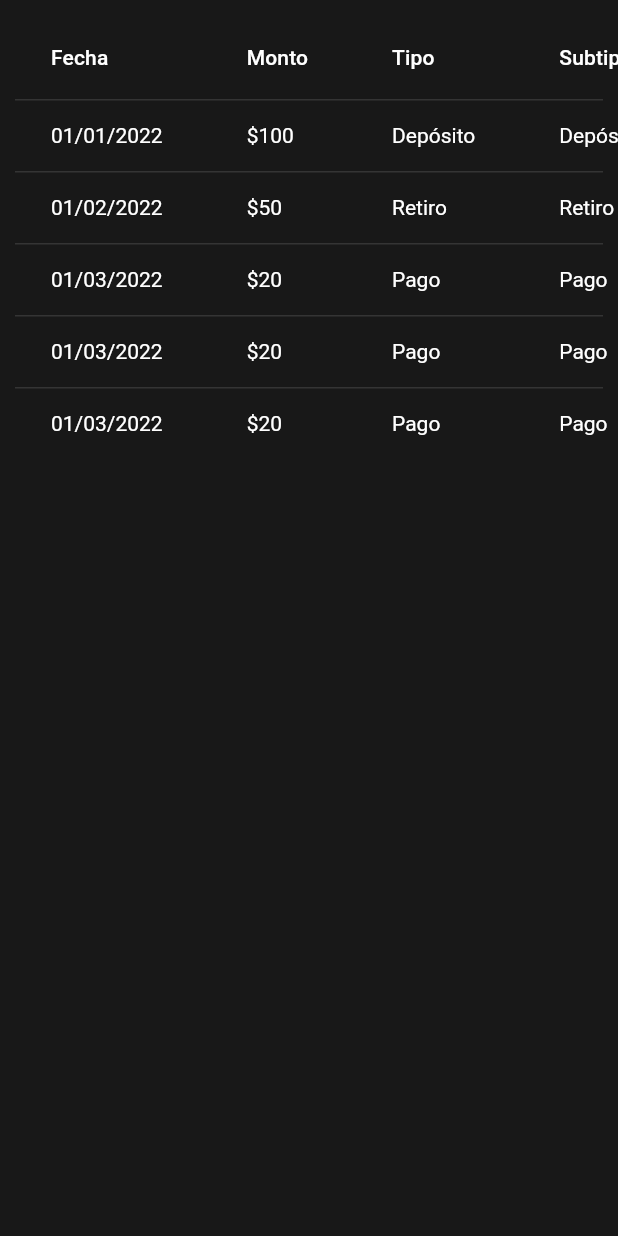
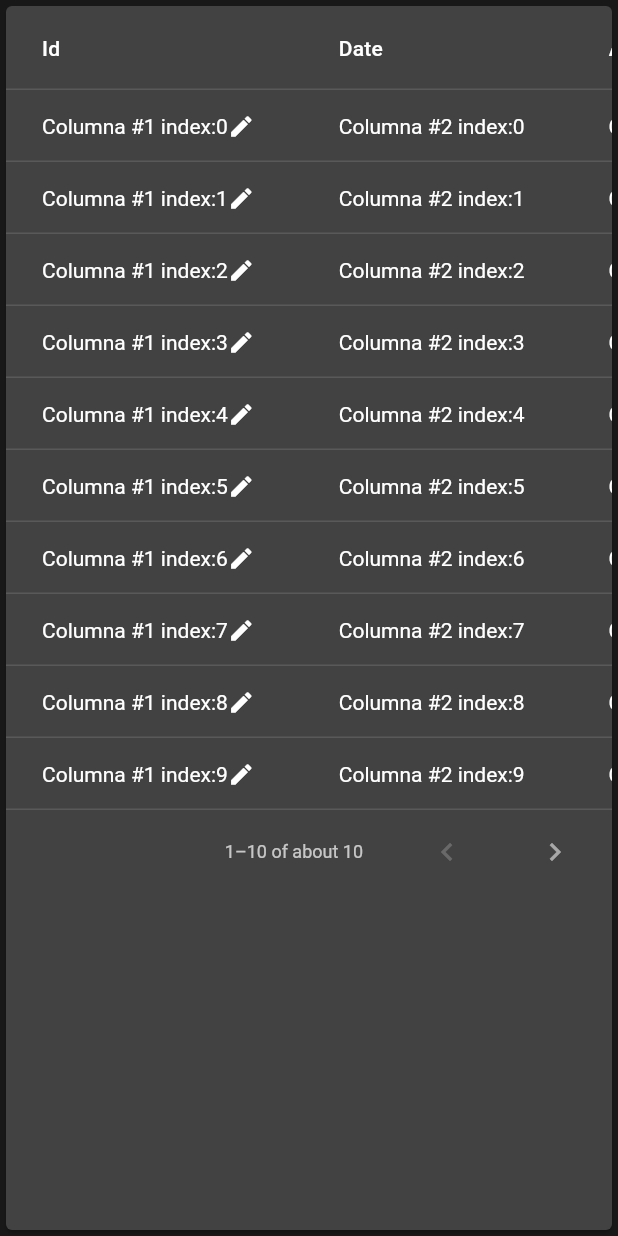
Before and after one commit to CasaGrande34/finance_app, a Flutter app: the TablaBody widget shown alone on an empty page, opened directly, on a phone screen of 412 x 824 dp. Run offline on Flutter 3.47's test engine with Material 2 defaults, Android fonts, the phone set to English and light mode, and no system bars; our stand-ins replace carousel_slider, cloud_firestore, email_validator, firebase_core, fluro, font_awesome_flutter and 5 more; accounts and stored records are empty.

Commit message:
acomode la parte de expenses y quitamos el ViewExpandedMenu

```diff
--- a/lib/datatables/expenses_datasource.dart
+++ b/lib/datatables/expenses_datasource.dart
@@ -5,7 +5,6 @@ import 'package:flutter/material.dart';
 //file addresses
 
 class ExpensesDTS extends DataTableSource {
-
   // List<Expenses> expenses;
   // ExpensesDTS({
   //   required this.expenses,
@@ -13,29 +12,14 @@ class ExpensesDTS extends DataTableSource {
 
   @override
   DataRow? getRow(int index) {
-
-
-    return DataRow.byIndex(
-      index: index,
-      cells: [
-
-        // DataCell( Text(expenses[index].account) ),
-        const DataCell( Text('account') ),
-        DataCell( Text('Cell #3 index:$index') ),
-        DataCell( Text('Cell #4 index:$index') ),
-        DataCell( Text('Cell #5 index:$index') ),
-        DataCell( Text('Cell #5 index:$index') ),
-        // DataCell( Text('Cell #5 index:$index') ),
-        // DataCell( Text('Cell #5 index:$index') ),
-        // DataCell( Text('Cell #5 index:$index') ),
-        // DataCell( Text('Cell #5 index:$index') ),
-        // DataCell( Text('Cell #5 index:$index') ),
-        // DataCell( Text('Cell #5 index:$index') ),
-        // DataCell( Text('Cell #5 index:$index') ),
-        // DataCell( Text('Cell #5 index:$index') ),
-
-      ]
-    );
+    return DataRow.byIndex(index: index, cells: [
+      DataCell(Text('Columna #1 index:$index'), showEditIcon: true),
+      DataCell(Text('Columna #2 index:$index')),
+      DataCell(Text('Columna #3 index:$index')),
+      DataCell(Text('Columna #4 index:$index')),
+      DataCell(Text('Columna #5 index:$index')),
+      DataCell(Text('Columna #6 index:$index')),
+    ]);
   }
 
   @override
@@ -46,6 +30,4 @@ class ExpensesDTS extends DataTableSource {
 
   @override
   int get selectedRowCount => 0;
-
-
 }
--- a/lib/ui/expenses_layout/web/expenses_view.dart
+++ b/lib/ui/expenses_layout/web/expenses_view.dart
@@ -1,12 +1,8 @@
+import 'package:finance_app/datatables/expenses_datasource.dart';
 import 'package:flutter/material.dart';
 
 //file addresses
-import '../../../utils/colors_app.dart';
 import '../../../utils/navbar/navbar_custom.dart';
-import '../../../utils/fonts_custom.dart';
-import '../components/container_datatable.dart';
-import 'package:finance_app/utils/add_space.dart';
-import 'package:finance_app/utils/padding_custom.dart';
 import '../../home_layout/components/sidemenu/side_menu.dart';
 
 class ExpensesView extends StatelessWidget {
@@ -23,7 +19,10 @@ class ExpensesView extends StatelessWidget {
           const SideMenu(),
           Expanded(
             child: Column(
-              children: [NavBarCustom(), TablaBody()],
+              children: const [
+                NavBarCustom(),
+                TablaBody(),
+              ],
             ),
           )
         ],
@@ -32,99 +31,23 @@ class ExpensesView extends StatelessWidget {
   }
 }
 
-class TablaBody extends StatelessWidget {
-  const TablaBody({
-    super.key,
-  });
+class TablaBody extends StatefulWidget {
+  const TablaBody({super.key});
 
   @override
+  State<TablaBody> createState() => _TablaBodyState();
+}
+
+class _TablaBodyState extends State<TablaBody> {
+  @override
   Widget build(BuildContext context) {
-    final h = MediaQuery.of(context).size.height;
-    final w = MediaQuery.of(context).size.width;
-    return Container(
-      decoration: BoxDecoration(
-        borderRadius: BorderRadius.circular(12),
-        color: ColorsApp.negroOscuro,
-      ),
-      margin: EdgeInsets.all(padding4),
-      height: h,
-      width: w,
-      child: DataTable(
-        columns: const [
-          DataColumn(
-              label: Text(
-            'Fecha',
-            style: TextStyle(color: Colors.white),
-          )),
-          DataColumn(
-              label: Text(
-            'Monto',
-            style: TextStyle(color: Colors.white),
-          )),
-          DataColumn(
-              label: Text(
-            'Tipo',
-            style: TextStyle(color: Colors.white),
-          )),
-          DataColumn(
-              label: Text(
-            'Subtipo',
-            style: TextStyle(color: Colors.white),
-          )),
-          DataColumn(
-              label: Text(
-            'Categoria',
-            style: TextStyle(color: Colors.white),
-          )),
-        ],
-        rows: [
-          DataRow(
-            cells: [
-              DataCell(Text('01/01/2022')),
-              DataCell(Text('\$100')),
-              DataCell(Text('Depósito')),
-              DataCell(Text('Depósito')),
-              DataCell(Text('Depósito')),
-            ],
-          ),
-          DataRow(
-            cells: [
-              DataCell(Text('01/02/2022')),
-              DataCell(Text('\$50')),
-              DataCell(Text('Retiro')),
-              DataCell(Text('Retiro')),
-              DataCell(Text('Retiro')),
-            ],
-          ),
-          DataRow(
-            cells: [
-              DataCell(Text('01/03/2022')),
-              DataCell(Text('\$20')),
-              DataCell(Text('Pago')),
-              DataCell(Text('Pago')),
-              DataCell(Text('Pago')),
-            ],
-          ),
-          DataRow(
-            cells: [
-              DataCell(Text('01/03/2022')),
-              DataCell(Text('\$20')),
-              DataCell(Text('Pago')),
-              DataCell(Text('Pago')),
-              DataCell(Text('Pago')),
-            ],
-          ),
-          DataRow(
-            cells: [
-              DataCell(Text('01/03/2022')),
-              DataCell(Text('\$20')),
-              DataCell(Text('Pago')),
-              DataCell(Text('Pago')),
-              DataCell(Text('Pago')),
-            ],
-          ),
-        ],
-      ),
-    );
+    return PaginatedDataTable(columns: const [
+      DataColumn(label: Text('Id')),
+      DataColumn(label: Text('Date')),
+      DataColumn(label: Text('Account')),
+      DataColumn(label: Text('Type')),
+      DataColumn(label: Text('Category')),
+      DataColumn(label: Text('Money')),
+    ], source: ExpensesDTS());
   }
 }
--- a/lib/ui/home_layout/components/sidemenu/side_menu.dart
+++ b/lib/ui/home_layout/components/sidemenu/side_menu.dart
@@ -29,12 +29,7 @@ class _SideMenuState extends State<SideMenu> {
     double w = MediaQuery.of(context).size.width;
     double h = MediaQuery.of(context).size.height;
 
-    return Row(
-      children: const [
-        _SideMenuBody(),
-        ViewExpandedMenu(),
-      ],
-    );
+    return _SideMenuBody();
   }
 }
 
```
